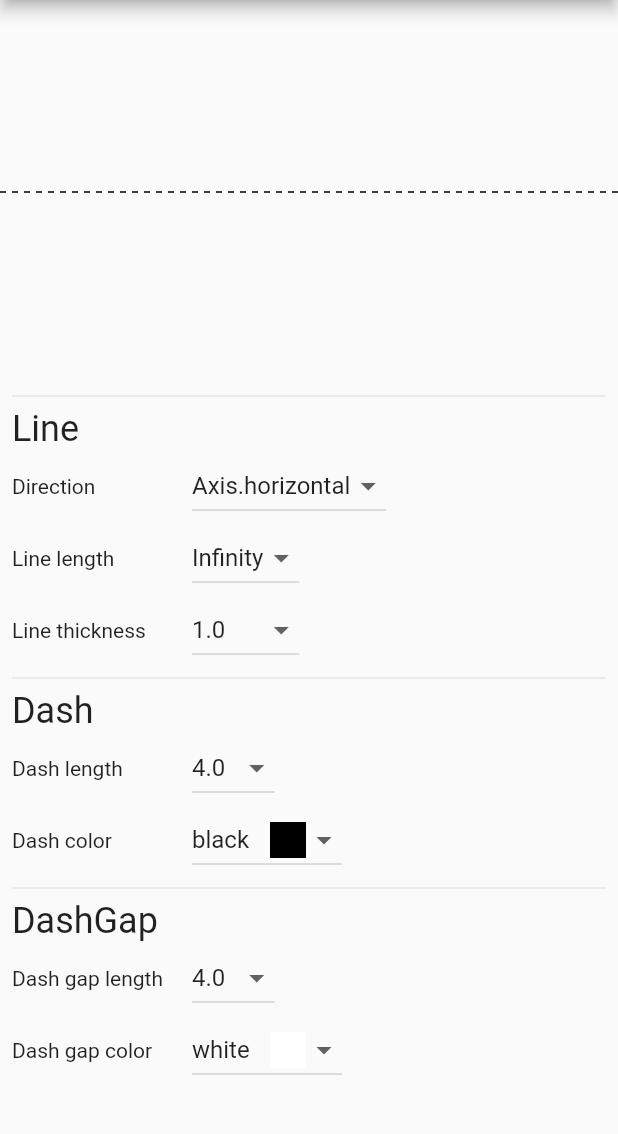
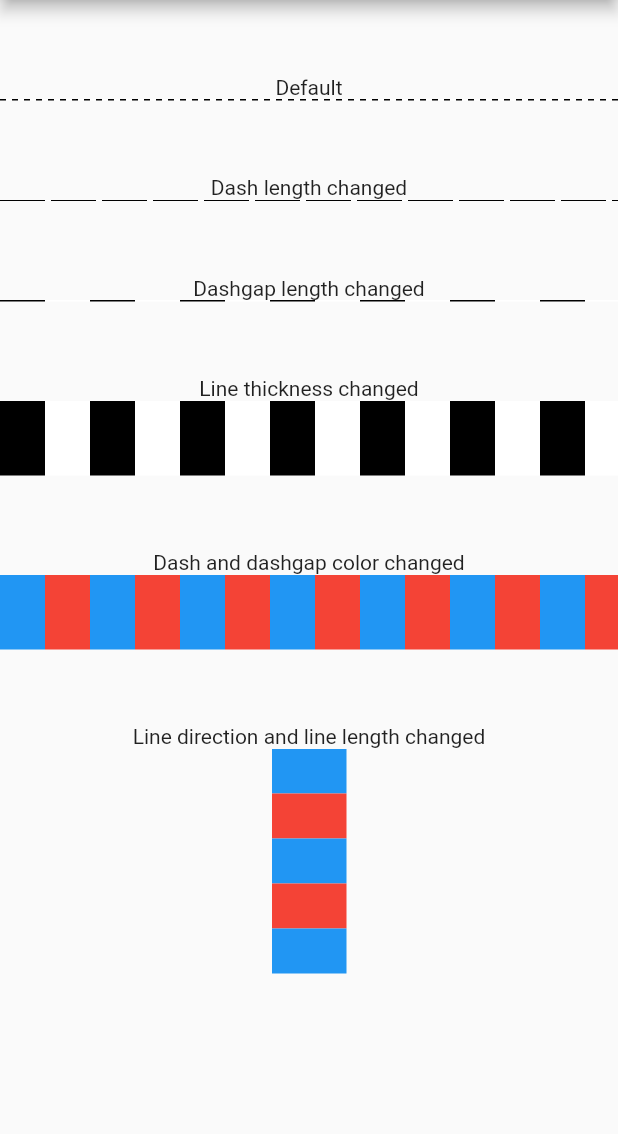
Before and after one commit to umechanhika/dotted_line, a Flutter app: the screen it shows after launch, on a phone screen of 412 x 824 dp, the part 84-1218 px from its top. Run offline on Flutter 3.47's test engine with Material 2 defaults, Android fonts, the phone set to English and light mode, and no system bars.

Commit message:
Change the sample code

```diff
--- a/example/lib/main.dart
+++ b/example/lib/main.dart
@@ -22,237 +22,51 @@ class _MyHomePage extends StatefulWidget {
 }
 
 class _MyHomePageState extends State<_MyHomePage> {
-  Axis direction = Axis.horizontal;
-  double lineLength = double.infinity;
-  double lineThickness = 1.0;
-
-  double dashLength = 4.0;
-  Color dashColor = Colors.black;
-
-  double dashGapLength = 4.0;
-  Color dashGapColor = Colors.white;
-
   @override
   Widget build(BuildContext context) {
+    final space = SizedBox(height: 50);
     return Scaffold(
       appBar: AppBar(title: Text(_TITLE)),
       body: Column(
         children: <Widget>[
-          Flexible(
-            child: Center(
-              child: DottedLine(
-                direction: direction,
-                lineLength: lineLength,
-                lineThickness: lineThickness,
-                dashLength: dashLength,
-                dashColor: dashColor,
-                dashGapLength: dashGapLength,
-                dashGapColor: dashGapColor,
-              ),
-            ),
+          space,
+          Text("Default"),
+          DottedLine(),
+          space,
+          Text("Dash length changed"),
+          DottedLine(dashLength: 30),
+          space,
+          Text("Dashgap length changed"),
+          DottedLine(dashLength: 30, dashGapLength: 30),
+          space,
+          Text("Line thickness changed"),
+          DottedLine(
+            dashLength: 30,
+            dashGapLength: 30,
+            lineThickness: 50,
           ),
-          Flexible(
-            flex: 2,
-            child: SingleChildScrollView(
-              child: Padding(
-                padding: const EdgeInsets.symmetric(horizontal: 8.0),
-                child: Column(
-                  crossAxisAlignment: CrossAxisAlignment.start,
-                  children: <Widget>[
-                    Divider(),
-                    _buildTitle(context, 'Line'),
-                    _buildItem('Direction', _buildDirectionDropDownButton()),
-                    _buildItem('Line length', _buildLineLengthDropButton()),
-                    _buildItem(
-                        'Line thickness', _buildLineThicknessDropButton()),
-                    Divider(),
-                    _buildTitle(context, 'Dash'),
-                    _buildItem('Dash length', _buildDashLengthDropButton()),
-                    _buildItem('Dash color', _buildDashColorDropButton()),
-                    Divider(),
-                    _buildTitle(context, 'DashGap'),
-                    _buildItem(
-                        'Dash gap length', _buildDashGapLengthDropButton()),
-                    _buildItem(
-                        'Dash gap color', _buildDashGapColorDropButton()),
-                  ],
-                ),
-              ),
-            ),
-          )
+          space,
+          Text("Dash and dashgap color changed"),
+          DottedLine(
+            dashLength: 30,
+            dashGapLength: 30,
+            lineThickness: 50,
+            dashColor: Colors.blue,
+            dashGapColor: Colors.red,
+          ),
+          space,
+          Text("Line direction and line length changed"),
+          DottedLine(
+            dashLength: 30,
+            dashGapLength: 30,
+            lineThickness: 50,
+            dashColor: Colors.blue,
+            dashGapColor: Colors.red,
+            direction: Axis.vertical,
+            lineLength: 150,
+          ),
         ],
       ),
     );
   }
-
-  Text _buildTitle(BuildContext context, String title) {
-    return Text(title, style: Theme.of(context).textTheme.headline);
-  }
-
-  Widget _buildItem(String title, DropdownButton dropdownButton) {
-    return Row(
-      children: <Widget>[
-        SizedBox(width: 120, child: Text(title)),
-        dropdownButton,
-      ],
-    );
-  }
-
-  Widget _buildDirectionDropDownButton() {
-    return DropdownButton(
-      value: direction,
-      items: _buildDropDownMenuItems([
-        Axis.horizontal,
-        Axis.vertical,
-      ]),
-      onChanged: (value) {
-        setState(() {
-          direction = value;
-        });
-      },
-    );
-  }
-
-  Widget _buildLineLengthDropButton() {
-    return DropdownButton(
-      value: lineLength,
-      items: _buildDropDownMenuItems([
-        50.0,
-        150.0,
-        250.0,
-        double.infinity,
-      ]),
-      onChanged: (value) {
-        setState(() {
-          lineLength = value;
-        });
-      },
-    );
-  }
-
-  Widget _buildLineThicknessDropButton() {
-    return DropdownButton(
-      value: lineThickness,
-      items: _buildDropDownMenuItems([
-        1.0,
-        10.0,
-        100.0,
-        200.0,
-        double.infinity,
-      ]),
-      onChanged: (value) {
-        setState(() {
-          lineThickness = value;
-        });
-      },
-    );
-  }
-
-  Widget _buildDashLengthDropButton() {
-    return DropdownButton(
-      value: dashLength,
-      items: _buildDropDownMenuItems([
-        4.0,
-        8.0,
-        16.0,
-        24.0,
-      ]),
-      onChanged: (value) {
-        setState(() {
-          dashLength = value;
-        });
-      },
-    );
-  }
-
-  Widget _buildDashColorDropButton() {
-    return DropdownButton(
-      value: dashColor,
-      items: _buildDropDownMenuItems(
-        [
-          Colors.black,
-          Colors.blue[500],
-          Colors.red[500],
-          Colors.amber[500],
-          Colors.green[500],
-        ],
-        labels: [
-          'black',
-          'blue',
-          'red',
-          'amber',
-          'green',
-        ],
-      ),
-      onChanged: (value) {
-        setState(() {
-          dashColor = value;
-        });
-      },
-    );
-  }
-
-  Widget _buildDashGapLengthDropButton() {
-    return DropdownButton(
-      value: dashGapLength,
-      items: _buildDropDownMenuItems([
-        4.0,
-        8.0,
-        16.0,
-        24.0,
-      ]),
-      onChanged: (value) {
-        setState(() {
-          dashGapLength = value;
-        });
-      },
-    );
-  }
-
-  Widget _buildDashGapColorDropButton() {
-    return DropdownButton(
-      value: dashGapColor,
-      items: _buildDropDownMenuItems(
-        [
-          Colors.white,
-          Colors.blue[500],
-          Colors.red[500],
-          Colors.amber[500],
-          Colors.green[500],
-        ],
-        labels: [
-          'white',
-          'blue',
-          'red',
-          'amber',
-          'green',
-        ],
-      ),
-      onChanged: (value) {
-        setState(() {
-          dashGapColor = value;
-        });
-      },
-    );
-  }
-
-  List<Widget> _buildDropDownMenuItems<T>(
-    List<T> values, {
-    List<String> labels,
-  }) =>
-      values
-          .asMap()
-          .map((index, value) => MapEntry(
-              index,
-              DropdownMenuItem<T>(
-                value: value,
-                child: value is Color && labels != null
-                    ? Row(children: <Widget>[
-                        SizedBox(width: 52.0, child: Text(labels[index])),
-                        Container(color: value, width: 24.0, height: 24.0),
-                      ])
-                    : Text(value.toString()),
-              )))
-          .values
-          .toList();
 }
```
